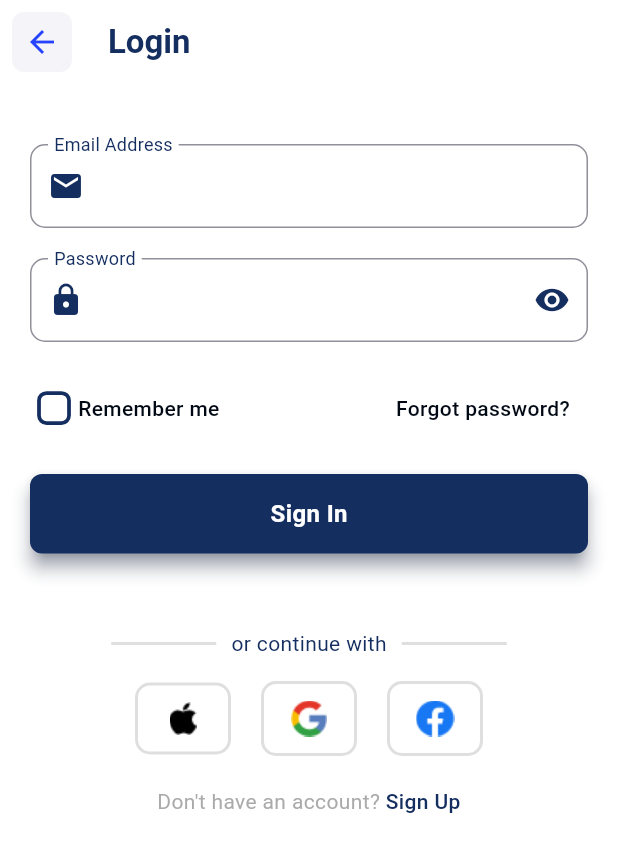
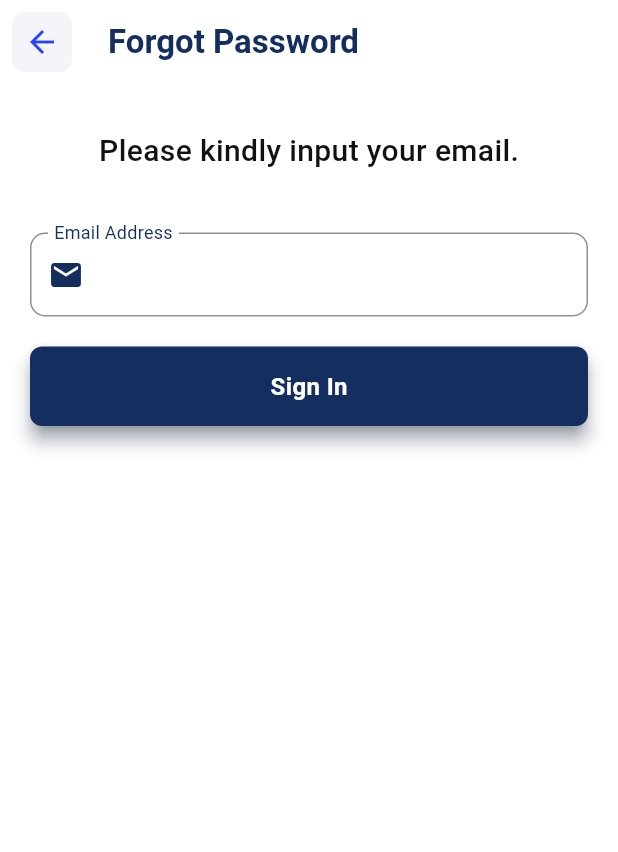
Before and after one commit to Xwager-app/xwager_app, a Flutter app: the screen it shows after launch, after a tap on "Skip", after a tap on "Login", after a tap on "Forgot password?", on a phone screen of 412 x 824 dp. Shown: the top 852 px of the screen. Run offline on Flutter 3.47's test engine with Material 3 defaults, Android fonts, the phone set to English and light mode, and no system bars; our stand-ins replace carousel_slider, flutter_riverpod, google_fonts, pinput, timer_count_down; missing offline and left inert: circular_gradient_spinner.

Commit message:
created the forgot password screen

```diff
--- /dev/null
+++ b/lib/screens/auth/forgot_password.dart
@@ -0,0 +1,71 @@
+import 'package:flutter/material.dart';
+import 'package:xwager/screens/auth/login.dart';
+import 'package:xwager/widgets/forgot_password_form.dart';
+
+class ForgotPasswordScreen extends StatelessWidget {
+  const ForgotPasswordScreen({super.key});
+
+  @override
+  Widget build(BuildContext context) {
+    final keyboardSpace = MediaQuery.of(context).viewInsets.bottom;
+
+    double deviceHeight = MediaQuery.of(context).size.height;
+
+    double safeAreaTopPadding = MediaQuery.of(context).padding.top;
+
+    return Scaffold(
+      appBar: AppBar(
+        backgroundColor: Colors.white,
+        foregroundColor: Theme.of(context).colorScheme.onPrimary,
+        title: const Text('Forgot Password'),
+        leading: IconButton(
+          style: IconButton.styleFrom(
+            foregroundColor: const Color.fromRGBO(39, 67, 253, 1),
+            backgroundColor: const Color.fromRGBO(245, 244, 248, 1),
+            shape: RoundedRectangleBorder(
+              borderRadius: BorderRadius.circular(8),
+            ),
+          ),
+          onPressed: () {
+            Navigator.pushReplacement(
+              context,
+              MaterialPageRoute(
+                builder: (ctx) => const Login(),
+              ),
+            );
+          },
+          icon: const Icon(Icons.arrow_back),
+        ),
+      ),
+      body: Container(
+        color: Colors.white,
+        width: double.infinity,
+        child: SingleChildScrollView(
+          child: ConstrainedBox(
+            constraints:
+                BoxConstraints(minHeight: deviceHeight - safeAreaTopPadding),
+            child: Container(
+              padding: EdgeInsets.only(
+                  left: 20, right: 20, top: 30, bottom: keyboardSpace + 30),
+              child: Column(
+                children: [
+                  Text(
+                    'Please kindly input your email.',
+                    style: Theme.of(context).textTheme.bodyMedium!.copyWith(
+                        color: const Color.fromRGBO(17, 17, 17, 1),
+                        fontSize: 20,
+                        fontWeight: FontWeight.w500),
+                  ),
+                  const SizedBox(
+                    height: 40,
+                  ),
+                  const ForgotPasswordForm()
+                ],
+              ),
+            ),
+          ),
+        ),
+      ),
+    );
+  }
+}
--- /dev/null
+++ b/lib/widgets/forgot_password_form.dart
@@ -0,0 +1,104 @@
+import 'package:flutter/material.dart';
+
+class ForgotPasswordForm extends StatefulWidget {
+  const ForgotPasswordForm({super.key});
+
+  @override
+  State<ForgotPasswordForm> createState() {
+    return _ForgotPasswordFormState();
+  }
+}
+
+class _ForgotPasswordFormState extends State<ForgotPasswordForm> {
+  final _formKey = GlobalKey<FormState>();
+
+  final _enteredEmailController = TextEditingController();
+
+  void _submitForgotPasswordForm() {
+    if (!_formKey.currentState!.validate()) {
+      return;
+    }
+    // Navigator.pushReplacement(
+    //   context,
+    //   MaterialPageRoute(
+    //     builder: (ctx) => const (),
+    //   ),
+    // );
+  }
+
+  @override
+  void dispose() {
+    super.dispose();
+    _enteredEmailController.dispose();
+  }
+
+  @override
+  Widget build(BuildContext context) {
+    return SizedBox(
+      child: Form(
+          key: _formKey,
+          child: Column(
+            children: [
+              TextFormField(
+                controller: _enteredEmailController,
+                decoration: InputDecoration(
+                  prefixIcon: Icon(Icons.email,
+                      color: Theme.of(context).colorScheme.onPrimary),
+                  floatingLabelBehavior: FloatingLabelBehavior.always,
+                  border: OutlineInputBorder(
+                    borderRadius: BorderRadius.circular(10),
+                    borderSide: const BorderSide(
+                        color: Color.fromRGBO(0, 0, 0, 0.3), width: 1),
+                  ),
+                  label: Text(
+                    'Email Address',
+                    style: Theme.of(context).textTheme.bodyMedium!.copyWith(
+                        color: Theme.of(context).colorScheme.onPrimary,
+                        fontSize: 16),
+                  ),
+                ),
+                keyboardType: TextInputType.emailAddress,
+                validator: (value) {
+                  if (value == null ||
+                      value.isEmpty ||
+                      value.trim().length <= 1) {
+                    return 'Please enter a valid email address';
+                  }
+                  if (value.trim().length > 50) {
+                    return 'Must be at most 50 characters';
+                  }
+                  return null;
+                },
+                // onSaved: (value) {
+                //   _enteredEmail = value!;
+                // },
+              ),
+              const SizedBox(
+                height: 20,
+              ),
+              ElevatedButton(
+                style: ElevatedButton.styleFrom(
+                  elevation: 5,
+                  shadowColor: Theme.of(context).colorScheme.onPrimary,
+                  padding:
+                      const EdgeInsets.symmetric(vertical: 15, horizontal: 0),
+                  backgroundColor: Theme.of(context).colorScheme.onPrimary,
+                  shape: RoundedRectangleBorder(
+                    borderRadius: BorderRadius.circular(8),
+                  ),
+                  minimumSize: const Size(double.infinity, 36),
+                ),
+                onPressed: _submitForgotPasswordForm,
+                child: Text(
+                  'Sign In',
+                  style: Theme.of(context).textTheme.bodyMedium!.copyWith(
+                      color: Colors.white,
+                      fontSize: 16,
+                      fontWeight: FontWeight.w600),
+                ),
+              ),
+            ],
+          )),
+    );
+  }
+}
--- a/lib/widgets/login_form.dart
+++ b/lib/widgets/login_form.dart
@@ -1,6 +1,5 @@
 import 'package:flutter/material.dart';
-import 'package:flutter/widgets.dart';
-import 'package:xwager/screens/auth/otp.dart';
+import 'package:xwager/screens/auth/forgot_password.dart';
 
 class LoginForm extends StatefulWidget {
   const LoginForm({super.key});
@@ -26,7 +25,7 @@ class _LoginFormState extends State<LoginForm> {
     Navigator.pushReplacement(
       context,
       MaterialPageRoute(
-        builder: (ctx) => const OTPPinFieldScreen(),
+        builder: (ctx) => const ForgotPasswordScreen(),
       ),
     );
   }
@@ -168,7 +167,14 @@ class _LoginFormState extends State<LoginForm> {
                     ],
                   ),
                   TextButton(
-                    onPressed: () {},
+                    onPressed: () {
+                      Navigator.push(
+                        context,
+                        MaterialPageRoute(
+                          builder: (ctx) => const ForgotPasswordScreen(),
+                        ),
+                      );
+                    },
                     child: Text(
                       'Forgot password?',
                       style: Theme.of(context).textTheme.bodyMedium!.copyWith(
```
